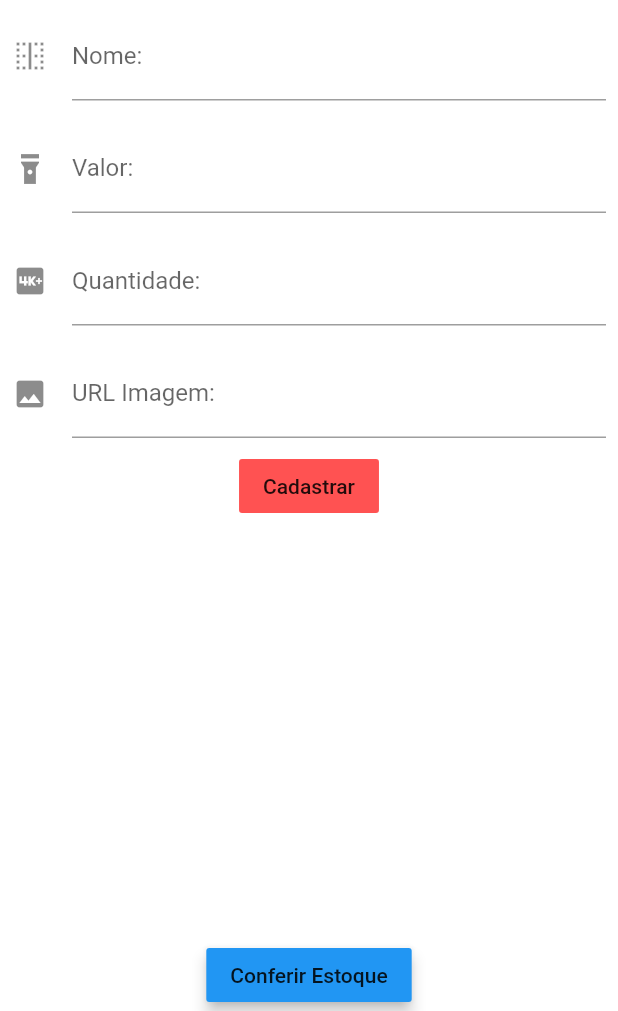
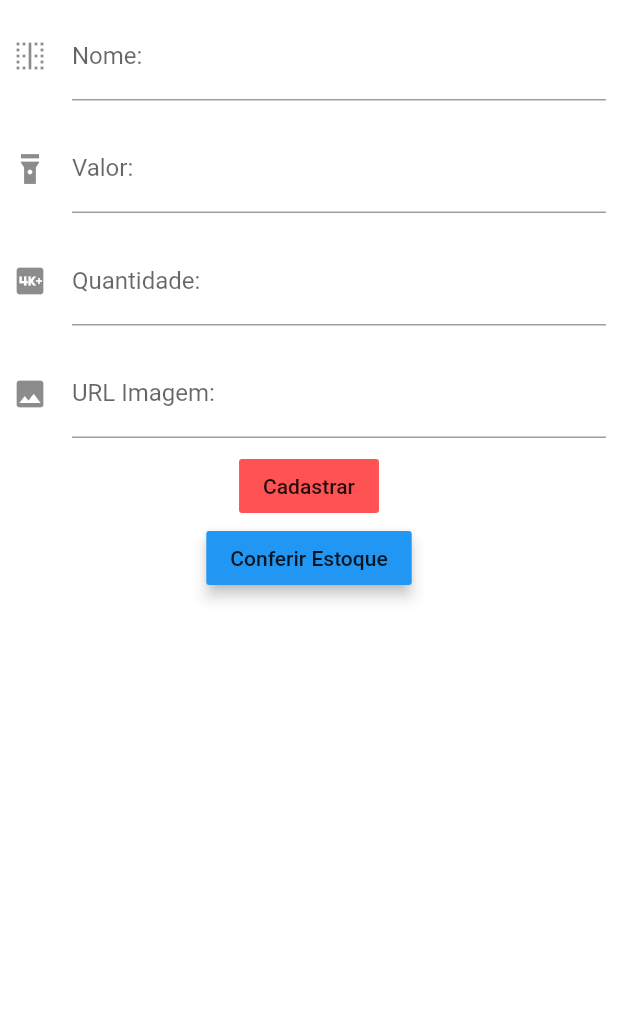
Before and after one commit to GabrielGodoy01/17.00163-3_GabrieldeGodoy, a Flutter app: the screen it shows after launch, on a phone screen of 412 x 824 dp, the part 225-1236 px from its top. Run offline on Flutter 3.47's test engine with Material 2 defaults, Android fonts, the phone set to English and light mode, and no system bars; our stand-ins replace google_fonts.

Commit message:
Update pagina_de_cadastro.dart

```diff
--- a/Provas/P2/projeto_p2/lib/screens/pagina_de_cadastro.dart
+++ b/Provas/P2/projeto_p2/lib/screens/pagina_de_cadastro.dart
@@ -2,12 +2,10 @@ import 'package:flutter/material.dart';
 import 'package:projeto_p2/models/produtos.dart';
 import 'package:projeto_p2/screens/pagina_estoque.dart';
 
-class PaginaDeCadastro extends StatefulWidget {
-  @override
-  _PaginaDeCadastroState createState() => _PaginaDeCadastroState();
-}
 
-class _PaginaDeCadastroState extends State<PaginaDeCadastro> {
+
+
+class PaginaDeCadastro extends StatelessWidget{
   final _myProdutosList = [];
 
   final controladorNome = TextEditingController();
@@ -39,22 +37,7 @@ class _PaginaDeCadastroState extends State<PaginaDeCadastro> {
                     adicionar_novo_registro();
                   },
                   child: Text("Cadastrar")),
-              Expanded(
-                child: ListView.builder(
-                  itemBuilder: (context, index){
-                    return ListTile(
-                      title: Text(_myProdutosList[index].nome),
-                      subtitle: Text("R\$ " + _myProdutosList[index].valor),
-                      trailing: Icon(Icons.keyboard_arrow_right),
-                      onTap: () {
-                        print(Text(_myProdutosList[index].quantidade));
-                      },
-                      leading: Image.network(_myProdutosList[index].image),
-                    );
-                  },
-                  itemCount: _myProdutosList.length,
-                ),
-              ),
+
               RaisedButton(child: const Text('Conferir Estoque'),
                 color: Colors.blue,
                 elevation: 4.0,
@@ -84,8 +67,8 @@ class _PaginaDeCadastroState extends State<PaginaDeCadastro> {
   }
 
   void adicionar_novo_registro() {
-    setState(() {
+    //setState(() {
       _myProdutosList.add(MyProdutos(controladorNome.text, controladorValor.text,controladorQuantidade.text, controladorUrlImage.text));
       print(_myProdutosList);
-    });
+    //});
   }}
```
